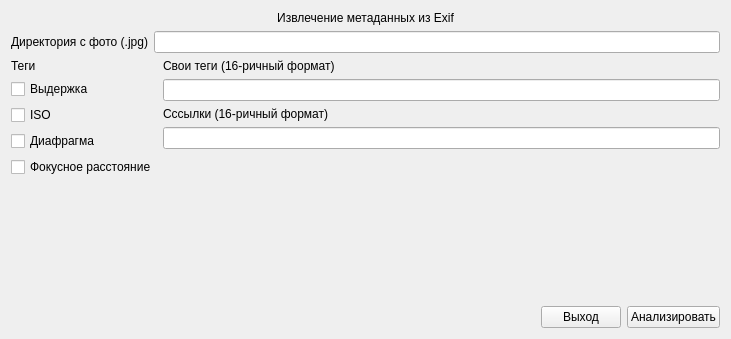
Old version of the form win.ui in the repository mistudio15/Photo-analysis.
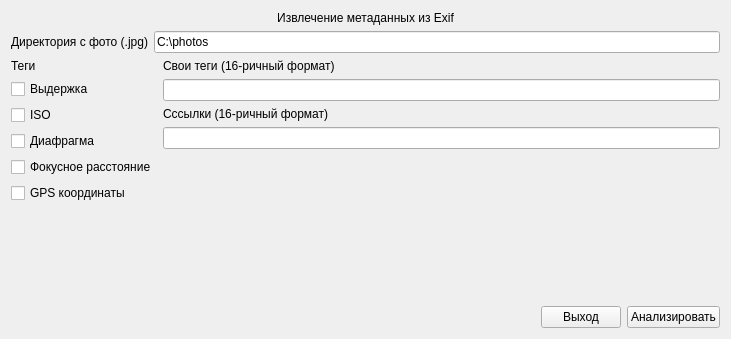
New version of the form.

```diff
--- a/win.ui
+++ b/win.ui
@@ -52,7 +52,11 @@
       </widget>
      </item>
      <item>
-      <widget class="QLineEdit" name="linePath"/>
+      <widget class="QLineEdit" name="linePath">
+       <property name="text">
+        <string>C:\photos</string>
+       </property>
+      </widget>
      </item>
     </layout>
    </item>
@@ -104,6 +108,13 @@
          </property>
         </widget>
        </item>
+       <item>
+        <widget class="QCheckBox" name="checkBox_GPS">
+         <property name="text">
+          <string>GPS координаты</string>
+         </property>
+        </widget>
+       </item>
        <item>
         <spacer name="verticalSpacer_2">
          <property name="orientation">
```
